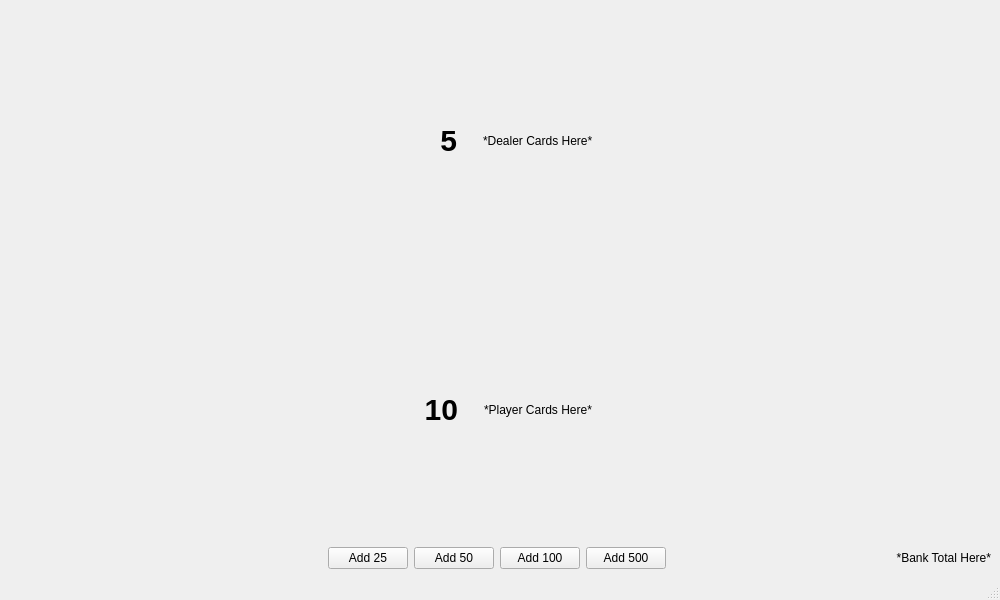
Old version of the form mainwindow.ui in the repository landonwest815/blackjack-educational-app.
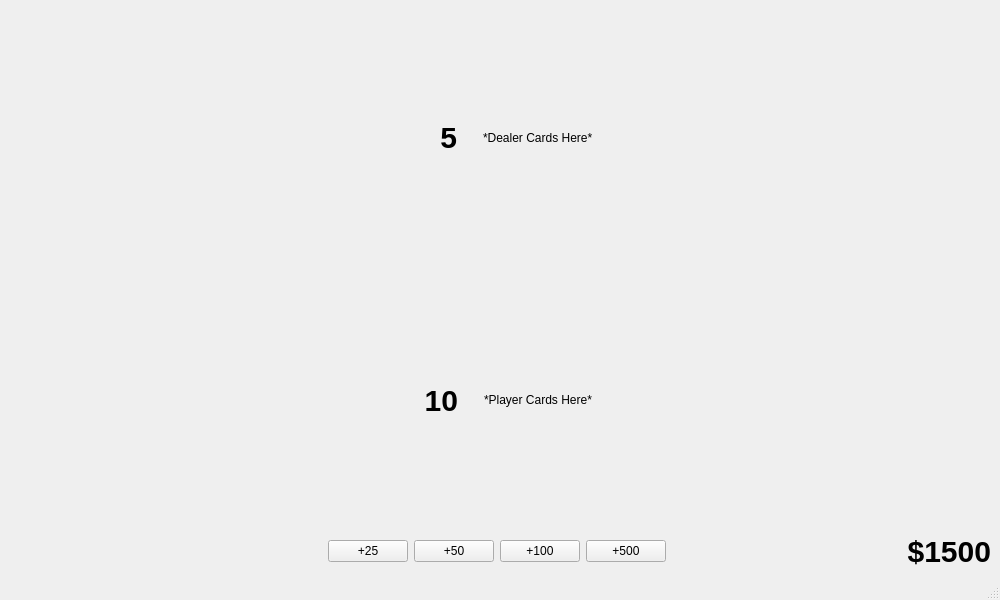
New version of the form.

Commit message: Placeholder Bank Value

The edit to the form file:
```diff
--- a/mainwindow.ui
+++ b/mainwindow.ui
@@ -219,12 +219,12 @@
           </property>
           <property name="minimumSize">
            <size>
-            <width>75</width>
+            <width>50</width>
             <height>0</height>
            </size>
           </property>
           <property name="text">
-           <string>Add 25</string>
+           <string>+25</string>
           </property>
          </widget>
         </item>
@@ -238,12 +238,12 @@
           </property>
           <property name="minimumSize">
            <size>
-            <width>75</width>
+            <width>50</width>
             <height>0</height>
            </size>
           </property>
           <property name="text">
-           <string>Add 50</string>
+           <string>+50</string>
           </property>
          </widget>
         </item>
@@ -257,12 +257,12 @@
           </property>
           <property name="minimumSize">
            <size>
-            <width>75</width>
+            <width>50</width>
             <height>0</height>
            </size>
           </property>
           <property name="text">
-           <string>Add 100</string>
+           <string>+100</string>
           </property>
          </widget>
         </item>
@@ -276,12 +276,12 @@
           </property>
           <property name="minimumSize">
            <size>
-            <width>75</width>
+            <width>50</width>
             <height>0</height>
            </size>
           </property>
           <property name="text">
-           <string>Add 500</string>
+           <string>+500</string>
           </property>
          </widget>
         </item>
@@ -295,8 +295,14 @@
           <verstretch>0</verstretch>
          </sizepolicy>
         </property>
+        <property name="styleSheet">
+         <string notr="true">QLabel {
+  font-weight: 1000;
+  font-size: 30px; /* Adjust the size as needed */
+}</string>
+        </property>
         <property name="text">
-         <string>*Bank Total Here*</string>
+         <string>$1500</string>
         </property>
         <property name="alignment">
          <set>Qt::AlignRight|Qt::AlignTrailing|Qt::AlignVCenter</set>
```
